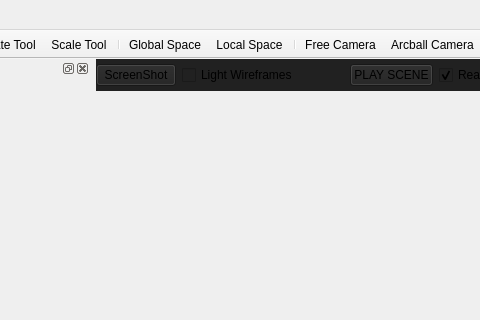
Qt form src/mainwindow.ui (jahshaka/Studio) before a commit; both pictures show x 230 to 710 and y 0 to 320 of the 1190 by 705 pixel window.
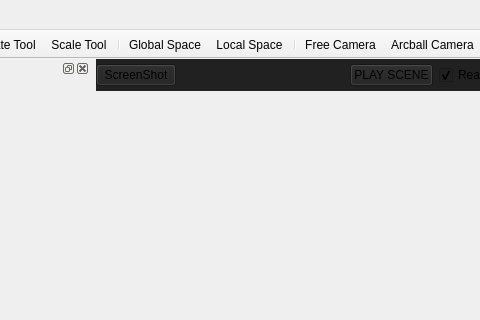
The same form after that commit. Icons and pictures are not drawn. Custom widgets are drawn as their Qt base class.

Commit message: Revert "Allow toggling of wire representations of lights"

```diff
--- a/src/mainwindow.ui
+++ b/src/mainwindow.ui
@@ -479,16 +479,6 @@
             </property>
            </widget>
           </item>
-          <item>
-           <widget class="QCheckBox" name="wireCheck">
-            <property name="text">
-             <string>Light Wireframes</string>
-            </property>
-            <property name="tristate">
-             <bool>false</bool>
-            </property>
-           </widget>
-          </item>
           <item>
            <spacer name="horizontalSpacer">
             <property name="orientation">
```
Left out of the diff: 2 changed lines with no effect on the pictures. The commit also changes 7 other files.
